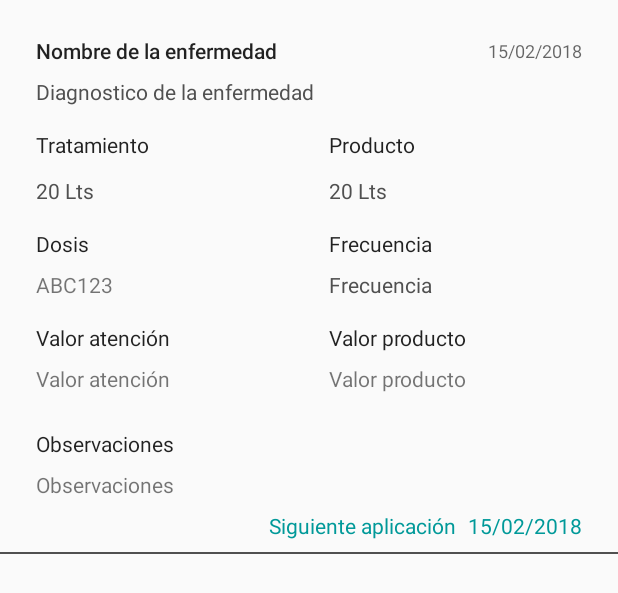
After one commit to mutkan/GankoResources, an Android app: the layout template_health_bovine.xml on its own in the app's theme, with its tools: preview values and no code run, on a phone screen of 412 x 824 dp. The commit adds this screen. Shown: the top 593 px of the screen. Run offline under Robolectric (Android 15) with nearby library versions, the phone set to English and light mode, and no system bars.

Commit message:
Template bovine health complete

```diff
--- a/app/src/main/java/com/example/cristian/myapplication/ui/adapters/ManageBovineAdapter.kt
+++ b/app/src/main/java/com/example/cristian/myapplication/ui/adapters/ManageBovineAdapter.kt
@@ -13,8 +13,6 @@ import com.example.cristian.myapplication.util.inflate
  * Created by Ana Marin on 20/03/2018.
  */
 class ManageBovineAdapter : RecyclerView.Adapter<ManageBovineAdapter.ManageBovineHolder>(){
-
-
 
     var manage: List<Manage> = emptyList()
         set(value) {
--- a/app/src/main/res/layout/template_feed.xml
+++ b/app/src/main/res/layout/template_feed.xml
@@ -58,7 +58,7 @@
             android:layout_height="wrap_content"
             android:layout_marginStart="24dp"
             android:layout_marginTop="16dp"
-            android:text="TextView"
+            android:text="@string/feed_kile_value"
             app:layout_constraintStart_toStartOf="parent"
             app:layout_constraintTop_toBottomOf="@+id/feed_rations"
             tools:text="@string/feed_kile_value" />
@@ -71,8 +71,7 @@
             android:layout_marginStart="24dp"
             android:layout_marginTop="11dp"
             android:text="TextView"
-            android:textColor="@color/menu_button"
-
+            android:textColor="@color/menu_button_light"
             app:layout_constraintStart_toStartOf="parent"
             app:layout_constraintTop_toBottomOf="@+id/text26"
             tools:text="20 Lts" />
@@ -84,7 +83,7 @@
             android:layout_height="wrap_content"
             android:layout_marginEnd="24dp"
             android:layout_marginStart="8dp"
-            android:text="TextView"
+            android:text="@string/feed_total_value"
             app:layout_constraintBottom_toBottomOf="@+id/text26"
             app:layout_constraintEnd_toEndOf="parent"
             app:layout_constraintStart_toEndOf="@+id/text26"
@@ -96,7 +95,7 @@
             android:layout_width="wrap_content"
             android:layout_height="wrap_content"
             android:text="TextView"
-            android:textColor="@color/menu_button"
+            android:textColor="@color/menu_button_light"
             app:layout_constraintBottom_toBottomOf="@+id/feed_kile_value"
             app:layout_constraintStart_toStartOf="@+id/textView27"
             tools:text="20 Lts" />
@@ -160,7 +159,8 @@
             android:layout_marginTop="8dp"
             app:layout_constraintStart_toStartOf="parent"
             app:layout_constraintTop_toBottomOf="@+id/textView19"
-            tools:text="@string/markBovine" />
+            tools:text="@string/markBovine"
+            android:textColor="@color/menu_button_light"/>
 
 
     </android.support.constraint.ConstraintLayout>
--- a/app/src/main/res/layout/template_feed_bovine.xml
+++ b/app/src/main/res/layout/template_feed_bovine.xml
@@ -50,7 +50,7 @@
             android:layout_height="wrap_content"
             android:layout_marginStart="24dp"
             android:layout_marginTop="8dp"
-            android:textColor="@color/menu_button"
+            android:textColor="@color/menu_button_light"
             app:layout_constraintStart_toStartOf="parent"
             app:layout_constraintTop_toBottomOf="@+id/feed_name"
             tools:text="No. raciones"
@@ -76,7 +76,7 @@
             android:layout_marginStart="24dp"
             android:layout_marginTop="11dp"
             android:text='@{feed.valorKilo + ""}'
-            android:textColor="@color/menu_button"
+            android:textColor="@color/menu_button_light"
             app:layout_constraintStart_toStartOf="parent"
             app:layout_constraintTop_toBottomOf="@+id/text26"
             tools:text="20 Lts" />
@@ -99,7 +99,7 @@
             android:layout_width="wrap_content"
             android:layout_height="wrap_content"
             android:text="TextView"
-            android:textColor="@color/menu_button"
+            android:textColor="@color/menu_button_light"
             app:layout_constraintBottom_toBottomOf="@+id/feed_kile_value"
             app:layout_constraintStart_toStartOf="@+id/textView27"
             tools:text="20 Lts" />
--- /dev/null
+++ b/app/src/main/res/layout/template_health_bovine.xml
@@ -0,0 +1,249 @@
+<?xml version="1.0" encoding="utf-8"?>
+<layout
+    xmlns:android="http://schemas.android.com/apk/res/android"
+
+    xmlns:app="http://schemas.android.com/apk/res-auto"
+    xmlns:tools="http://schemas.android.com/tools"
+    >
+    <data>
+
+    </data>
+
+    <android.support.constraint.ConstraintLayout
+        android:layout_width="match_parent"
+        android:layout_height="wrap_content">
+
+        <TextView
+            android:id="@+id/health_disease"
+            style="@style/TextAppearance.AppCompat.Body2"
+            android:layout_width="0dp"
+            android:layout_height="wrap_content"
+            android:layout_marginEnd="32dp"
+            android:layout_marginStart="24dp"
+            android:layout_marginTop="24dp"
+            android:text="TextView"
+            app:layout_constraintEnd_toStartOf="@+id/disease_date"
+            app:layout_constraintStart_toStartOf="parent"
+            app:layout_constraintTop_toTopOf="parent"
+            tools:text="Nombre de la enfermedad" />
+
+        <TextView
+            android:id="@+id/disease_date"
+            style="@style/TextAppearance.AppCompat.Caption"
+            android:layout_width="wrap_content"
+            android:layout_height="wrap_content"
+            android:layout_marginEnd="24dp"
+            android:layout_marginTop="24dp"
+            app:layout_constraintBottom_toBottomOf="@+id/health_disease"
+            app:layout_constraintEnd_toEndOf="parent"
+            app:layout_constraintTop_toTopOf="parent"
+            tools:text="15/02/2018" />
+
+        <TextView
+            android:id="@+id/disease_diagnosis"
+            style="@style/Base.TextAppearance.AppCompat.Body1"
+            android:layout_width="wrap_content"
+            android:layout_height="wrap_content"
+            android:layout_marginStart="24dp"
+            android:layout_marginTop="8dp"
+            android:textColor="@color/menu_button_light"
+            app:layout_constraintStart_toStartOf="parent"
+            app:layout_constraintTop_toBottomOf="@+id/health_disease"
+            tools:text="Diagnostico de la enfermedad" />
+
+        <TextView
+            android:id="@+id/text26"
+            style="@style/TextAppearance.AppCompat.Body1"
+            android:layout_width="wrap_content"
+            android:layout_height="wrap_content"
+            android:layout_marginStart="24dp"
+            android:layout_marginTop="16dp"
+            android:text="@string/health_treatment"
+            app:layout_constraintStart_toStartOf="parent"
+            app:layout_constraintTop_toBottomOf="@+id/disease_diagnosis"
+            tools:text="@string/health_treatment" />
+
+        <TextView
+            android:id="@+id/health_treatment"
+            style="@style/TextAppearance.AppCompat.Body1"
+            android:layout_width="wrap_content"
+            android:layout_height="wrap_content"
+            android:layout_marginStart="24dp"
+            android:layout_marginTop="11dp"
+            android:text="TextView"
+            android:textColor="@color/menu_button_light"
+            app:layout_constraintStart_toStartOf="parent"
+            app:layout_constraintTop_toBottomOf="@+id/text26"
+            tools:text="20 Lts" />
+
+        <TextView
+            android:id="@+id/textView27"
+            style="@style/TextAppearance.AppCompat.Body1"
+            android:layout_width="wrap_content"
+            android:layout_height="wrap_content"
+            android:layout_marginEnd="24dp"
+            android:layout_marginStart="8dp"
+            android:text="@string/health_product"
+            app:layout_constraintBottom_toBottomOf="@+id/text26"
+            app:layout_constraintEnd_toEndOf="parent"
+            app:layout_constraintStart_toEndOf="@+id/text26"
+            tools:text="@string/health_product" />
+
+        <TextView
+            android:id="@+id/feed_total_value"
+            style="@style/TextAppearance.AppCompat.Body1"
+            android:layout_width="wrap_content"
+            android:layout_height="wrap_content"
+            android:text="TextView"
+            android:textColor="@color/menu_button_light"
+            app:layout_constraintBottom_toBottomOf="@+id/health_treatment"
+            app:layout_constraintStart_toStartOf="@+id/textView27"
+            tools:text="20 Lts" />
+
+        <TextView
+            android:id="@+id/textView19"
+            style="@style/TextAppearance.AppCompat.Body1"
+            android:layout_width="wrap_content"
+            android:layout_height="wrap_content"
+            android:layout_marginStart="24dp"
+            android:layout_marginTop="16dp"
+            android:text="@string/health_dose"
+            app:layout_constraintStart_toStartOf="parent"
+            app:layout_constraintTop_toBottomOf="@+id/health_treatment" />
+
+        <TextView
+            android:id="@+id/health_dose"
+            android:layout_width="wrap_content"
+            android:layout_height="wrap_content"
+            android:layout_marginStart="24dp"
+            android:layout_marginTop="8dp"
+            app:layout_constraintStart_toStartOf="parent"
+            app:layout_constraintTop_toBottomOf="@+id/textView19"
+            tools:text="@string/markBovine" />
+
+        <TextView
+            android:id="@+id/textView2"
+            style="@style/TextAppearance.AppCompat.Body1"
+            android:layout_width="wrap_content"
+            android:layout_height="wrap_content"
+            android:text="TextView"
+            app:layout_constraintBottom_toBottomOf="@+id/textView19"
+            app:layout_constraintStart_toStartOf="@+id/feed_total_value"
+            tools:text="Frecuencia" />
+
+        <TextView
+            android:id="@+id/health_frequency"
+            android:layout_width="wrap_content"
+            android:layout_height="wrap_content"
+            android:textColor="@color/menu_button_light"
+            app:layout_constraintBottom_toBottomOf="@+id/health_dose"
+            app:layout_constraintStart_toStartOf="@+id/textView2"
+            tools:text="@string/health_frequency" />
+
+        <TextView
+            android:id="@+id/textView4"
+            android:layout_width="wrap_content"
+            android:layout_height="wrap_content"
+            android:layout_marginLeft="24dp"
+            android:layout_marginStart="24dp"
+            android:layout_marginTop="16dp"
+            android:text="TextView"
+            android:textAppearance="@style/TextAppearance.AppCompat.Body1"
+            app:layout_constraintStart_toStartOf="parent"
+            app:layout_constraintTop_toBottomOf="@+id/health_dose"
+            tools:text="Valor atención" />
+
+        <TextView
+            android:id="@+id/textView5"
+            android:layout_width="wrap_content"
+            android:layout_height="wrap_content"
+            android:layout_marginLeft="24dp"
+            android:layout_marginStart="24dp"
+            android:layout_marginTop="8dp"
+            android:text="TextView"
+            app:layout_constraintStart_toStartOf="parent"
+            app:layout_constraintTop_toBottomOf="@+id/textView4"
+            tools:text="@string/health_atention_value" />
+
+        <TextView
+            android:id="@+id/textView6"
+            android:layout_width="wrap_content"
+            android:layout_height="wrap_content"
+            android:text="@string/health_product_value"
+            android:textAppearance="@style/TextAppearance.AppCompat.Body1"
+            app:layout_constraintBottom_toBottomOf="@+id/textView4"
+            app:layout_constraintStart_toStartOf="@+id/health_frequency"
+            tools:text="@string/health_product_value" />
+
+        <TextView
+            android:id="@+id/health_product_value"
+            android:layout_width="wrap_content"
+            android:layout_height="wrap_content"
+            android:layout_marginTop="8dp"
+            android:text="TextView"
+            app:layout_constraintStart_toStartOf="@+id/textView6"
+            app:layout_constraintTop_toBottomOf="@+id/textView6"
+            tools:text="@string/health_product_value" />
+
+        <TextView
+            android:id="@+id/textView8"
+            android:layout_width="wrap_content"
+            android:layout_height="19dp"
+            android:layout_marginLeft="24dp"
+            android:layout_marginStart="24dp"
+            android:layout_marginTop="24dp"
+            android:text="TextView"
+            android:textAppearance="@style/TextAppearance.AppCompat.Body1"
+            app:layout_constraintStart_toStartOf="parent"
+            app:layout_constraintTop_toBottomOf="@+id/textView5"
+            tools:text="@string/Observations" />
+
+        <TextView
+            android:id="@+id/textView68"
+            android:layout_width="wrap_content"
+            android:layout_height="wrap_content"
+            android:layout_marginLeft="24dp"
+            android:layout_marginStart="24dp"
+            android:layout_marginTop="8dp"
+            android:text="TextView"
+            app:layout_constraintStart_toStartOf="parent"
+            app:layout_constraintTop_toBottomOf="@+id/textView8"
+            tools:text="@string/Observations" />
+
+        <TextView
+            android:id="@+id/textView77"
+            android:layout_width="wrap_content"
+            android:layout_height="wrap_content"
+            android:layout_marginEnd="8dp"
+            android:layout_marginRight="8dp"
+            android:layout_marginTop="8dp"
+            android:text="@string/health_next_application"
+            android:textColor="@color/colorAccent"
+            app:layout_constraintEnd_toStartOf="@+id/health_next_application"
+            app:layout_constraintTop_toBottomOf="@+id/textView68" />
+
+        <TextView
+            android:id="@+id/health_next_application"
+            android:layout_width="wrap_content"
+            android:layout_height="wrap_content"
+            android:layout_marginEnd="24dp"
+            android:layout_marginRight="24dp"
+            android:text="TextView"
+            android:textColor="@color/colorAccent"
+            app:layout_constraintBottom_toBottomOf="@+id/textView77"
+            app:layout_constraintEnd_toEndOf="parent"
+            tools:text="15/02/2018" />
+
+        <ImageView
+            android:layout_width="match_parent"
+            android:layout_height="1dp"
+            android:layout_marginTop="8dp"
+            android:background="@color/menu_button_light"
+            app:layout_constraintBottom_toBottomOf="parent"
+            app:layout_constraintEnd_toEndOf="parent"
+            app:layout_constraintStart_toStartOf="parent"
+            app:layout_constraintTop_toBottomOf="@+id/textView77" />
+
+
+    </android.support.constraint.ConstraintLayout>
+</layout>
--- a/app/src/main/res/values/strings.xml
+++ b/app/src/main/res/values/strings.xml
@@ -175,6 +175,13 @@
     <string name="manage_event_name">Nombre del evento</string>
     <string name="markBovine">ABC123</string>
     <string name="dairy">Lechería</string>
+    <string name="health_treatment">Tratamiento</string>
+    <string name="health_product">Producto</string>
+    <string name="health_dose">Dosis</string>
+    <string name="health_frequency">Frecuencia</string>
+    <string name="health_atention_value">Valor atención</string>
+    <string name="health_product_value">Valor producto</string>
+    <string name="health_next_application">Siguiente aplicación</string>
 
 
 </resources>
```
